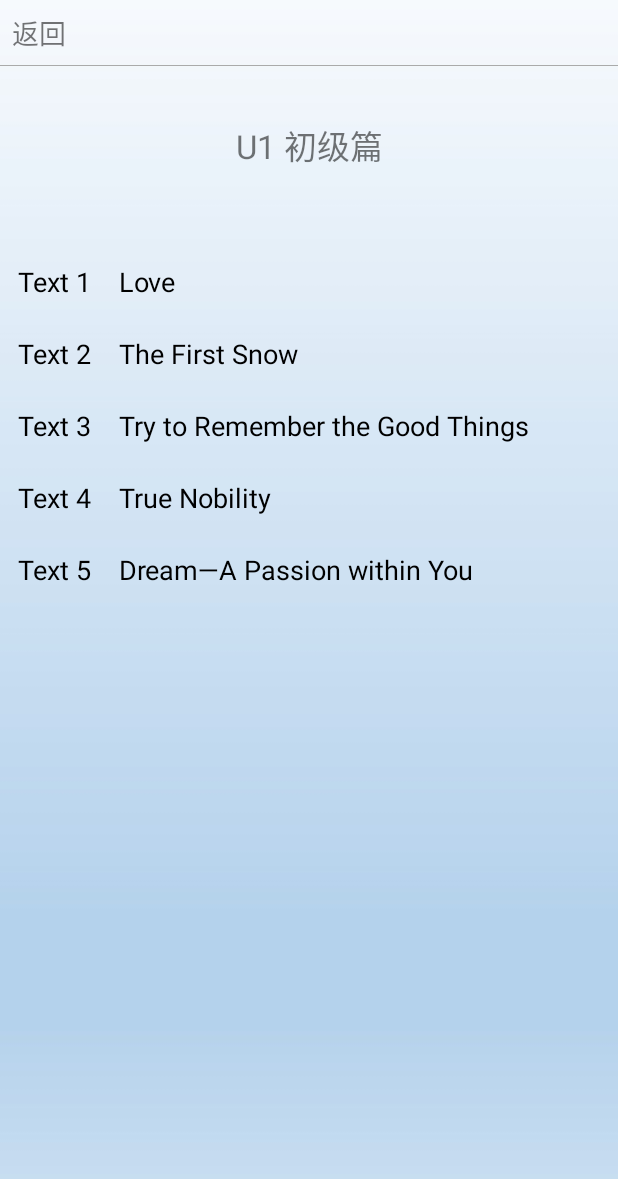
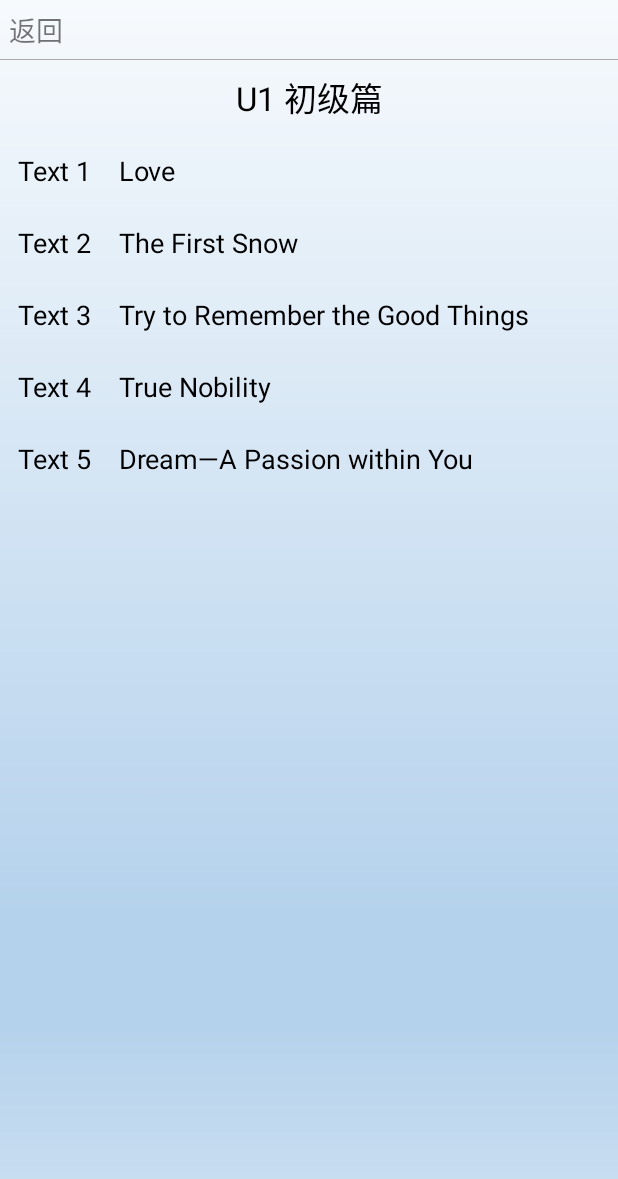
Before and after one commit to haganWu/EnglishReading, an Android app: the fragment LearnFragment placed in its activity, after a tap on "U1 初级篇", on a phone screen of 412 x 824 dp. Shown: the top 1179 px of the screen. Run offline under Robolectric (Android 15) with nearby library versions, the phone set to English and light mode, and no system bars.

Commit message:
优化学习模块相关布局

```diff
--- a/app/src/main/res/layout/activity_text_content.xml
+++ b/app/src/main/res/layout/activity_text_content.xml
@@ -21,7 +21,7 @@
 
     <LinearLayout
         android:layout_width="match_parent"
-        android:layout_marginTop="18dp"
+        android:layout_marginTop="6dp"
         android:layout_height="wrap_content"
         android:orientation="horizontal"
         android:paddingBottom="8dp"
--- a/app/src/main/res/layout/base_title.xml
+++ b/app/src/main/res/layout/base_title.xml
@@ -6,7 +6,7 @@
 
     <TextView
         android:id="@+id/tv_title_back"
-        android:padding="8dp"
+        android:padding="6dp"
         android:textSize="@dimen/text_size_normal"
         android:text="@string/title_back"
         android:layout_width="wrap_content"
--- a/app/src/main/res/layout/level_content.xml
+++ b/app/src/main/res/layout/level_content.xml
@@ -14,15 +14,16 @@
         android:layout_width="match_parent"
         android:layout_height="wrap_content"
         android:gravity="center"
+        android:textColor="@android:color/black"
         android:textSize="@dimen/text_size_big"
-        android:layout_marginTop="36dp"
+        android:layout_marginTop="8dp"
         android:text="@string/learn_fragment_title"/>
 
     <ListView
         android:id="@+id/lv_level_content"
         android:layout_width="match_parent"
         android:layout_below="@id/tv_level_content_title"
-        android:layout_marginTop="50dp"
+        android:layout_marginTop="8dp"
         android:layout_centerInParent="true"
         android:listSelector="#00000000"
         android:dividerHeight="0dp"
--- a/app/src/main/res/layout/list_item.xml
+++ b/app/src/main/res/layout/list_item.xml
@@ -9,6 +9,7 @@
         android:layout_width="match_parent"
         android:text="U1 初级篇"
         android:padding="12dp"
+        android:singleLine="true"
         android:textColor="@android:color/black"
         android:gravity="left|center_vertical"
         android:layout_height="wrap_content"/>
```
